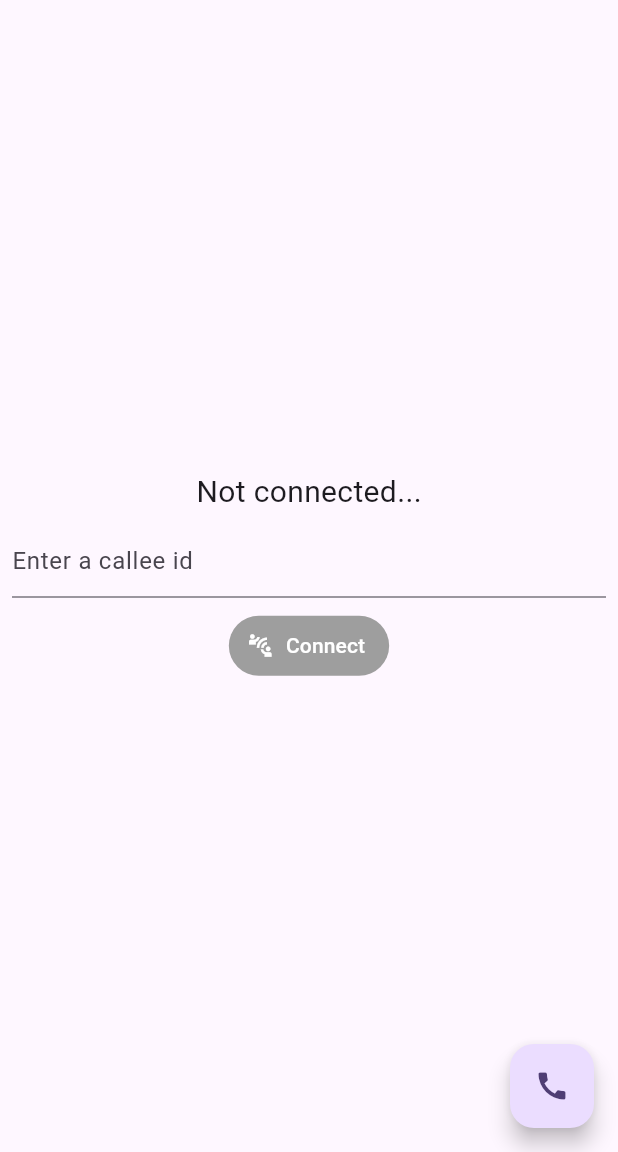
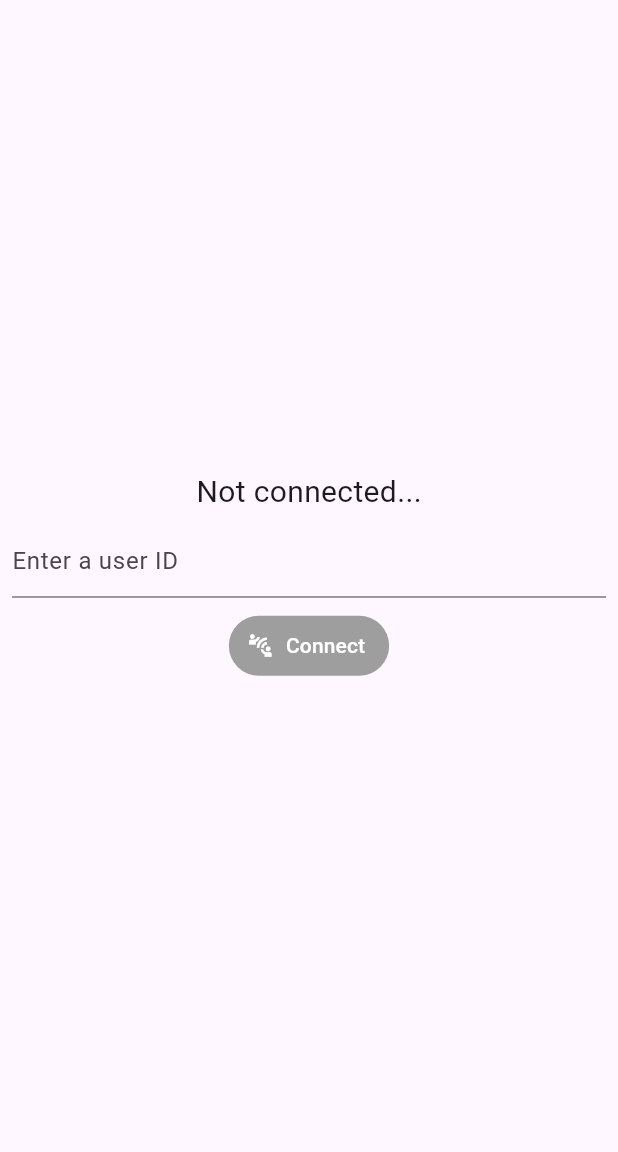
Before and after one commit to stringeecom/flutter-samples, a Flutter app: the screen it shows after launch, on a phone screen of 412 x 824 dp, the part 84-1236 px from its top. Run offline on Flutter 3.47's test engine with Material 3 defaults, Android fonts, the phone set to English and light mode, and no system bars; our stand-ins replace device_info_plus, firebase_core, firebase_messaging, flutter_local_notifications, permission_handler, shared_preferences; missing offline and left inert: callkeep, dart_jsonwebtoken, firebase_core_web, firebase_messaging_web, stringee_flutter_plugin; accounts and stored records are empty.

Commit message:
hide call button when disconnected

```diff
--- a/call_sample/lib/main.dart
+++ b/call_sample/lib/main.dart
@@ -213,7 +213,7 @@ class _MyHomePageState extends State<MyHomePage> with WidgetsBindingObserver {
                 ),
                 Padding(
                   padding: const EdgeInsets.all(8.0),
-                  child: connected
+                  child: !connected
                       ? TextField(
                           onChanged: (value) => setState(() {}),
                           controller: userIdController,
@@ -310,7 +310,8 @@ class _MyHomePageState extends State<MyHomePage> with WidgetsBindingObserver {
           )
         ],
       ),
-      floatingActionButton: FloatingActionButton(
+      floatingActionButton: connected
+          ? FloatingActionButton(
               onPressed: () {
                 if (!connected) {
                   ScaffoldMessenger.of(context).showSnackBar(
@@ -354,7 +355,8 @@ class _MyHomePageState extends State<MyHomePage> with WidgetsBindingObserver {
               },
               tooltip: 'Call',
               child: const Icon(Icons.call),
-      ),
+            )
+          : null,
     );
   }
 }
```
Lines whose indentation alone changed are shown as unchanged.
